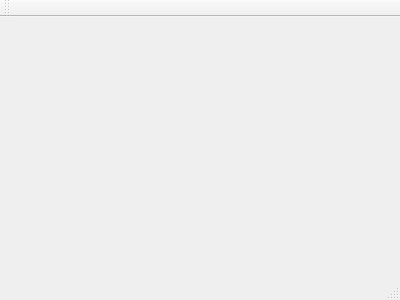
sd10000100/SomeProjectsForInterest, file GeneticAlgorithm/mainwindow.ui: the form before one commit.
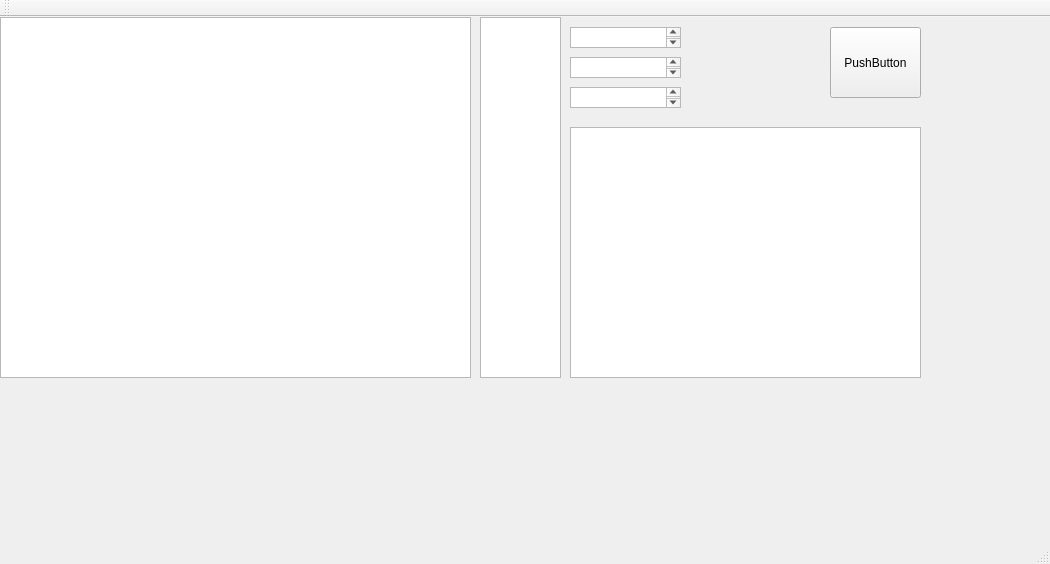
The form after the commit.

Diff of the .ui file:
```diff
--- a/GeneticAlgorithm/mainwindow.ui
+++ b/GeneticAlgorithm/mainwindow.ui
@@ -1,24 +1,124 @@
 <ui version="4.0">
  <class>MainWindow</class>
- <widget class="QMainWindow" name="MainWindow" >
-  <property name="geometry" >
+ <widget class="QMainWindow" name="MainWindow">
+  <property name="geometry">
    <rect>
     <x>0</x>
     <y>0</y>
-    <width>400</width>
-    <height>300</height>
+    <width>1050</width>
+    <height>564</height>
    </rect>
   </property>
   <property name="windowTitle" >
    <string>MainWindow</string>
   </property>
-  <widget class="QMenuBar" name="menuBar" />
-  <widget class="QToolBar" name="mainToolBar" />
-  <widget class="QWidget" name="centralWidget" />
-  <widget class="QStatusBar" name="statusBar" />
+  <widget class="QWidget" name="centralWidget">
+   <widget class="QPushButton" name="pushButton">
+    <property name="geometry">
+     <rect>
+      <x>830</x>
+      <y>10</y>
+      <width>91</width>
+      <height>71</height>
+     </rect>
+    </property>
+    <property name="text">
+     <string>PushButton</string>
+    </property>
+   </widget>
+   <widget class="QGraphicsView" name="graphicsView">
+    <property name="geometry">
+     <rect>
+      <x>0</x>
+      <y>0</y>
+      <width>471</width>
+      <height>361</height>
+     </rect>
+    </property>
+    <property name="lineWidth">
+     <number>2</number>
+    </property>
+    <property name="sceneRect">
+     <rectf>
+      <x>10.000000000000000</x>
+      <y>10.000000000000000</y>
+      <width>100.000000000000000</width>
+      <height>100.000000000000000</height>
+     </rectf>
+    </property>
+   </widget>
+   <widget class="QTextBrowser" name="textBrowser_4">
+    <property name="geometry">
+     <rect>
+      <x>570</x>
+      <y>110</y>
+      <width>351</width>
+      <height>251</height>
+     </rect>
+    </property>
+   </widget>
+   <widget class="QTextBrowser" name="textBrowser">
+    <property name="geometry">
+     <rect>
+      <x>480</x>
+      <y>0</y>
+      <width>81</width>
+      <height>361</height>
+     </rect>
+    </property>
+   </widget>
+   <widget class="QTextBrowser" name="textBrowser_3">
+    <property name="geometry">
+     <rect>
+      <x>570</x>
+      <y>40</y>
+      <width>111</width>
+      <height>21</height>
+     </rect>
+    </property>
+   </widget>
+   <widget class="QTextBrowser" name="textBrowser_2">
+    <property name="geometry">
+     <rect>
+      <x>570</x>
+      <y>10</y>
+      <width>111</width>
+      <height>21</height>
+     </rect>
+    </property>
+   </widget>
+   <widget class="QTextBrowser" name="textBrowser_5">
+    <property name="geometry">
+     <rect>
+      <x>570</x>
+      <y>70</y>
+      <width>111</width>
+      <height>21</height>
+     </rect>
+    </property>
+   </widget>
+  </widget>
+  <widget class="QMenuBar" name="menuBar">
+   <property name="geometry">
+    <rect>
+     <x>0</x>
+     <y>0</y>
+     <width>1050</width>
+     <height>20</height>
+    </rect>
+   </property>
+  </widget>
+  <widget class="QToolBar" name="mainToolBar">
+   <attribute name="toolBarArea">
+    <enum>TopToolBarArea</enum>
+   </attribute>
+   <attribute name="toolBarBreak">
+    <bool>false</bool>
+   </attribute>
+  </widget>
+  <widget class="QStatusBar" name="statusBar"/>
  </widget>
- <layoutDefault spacing="6" margin="11" />
- <pixmapfunction></pixmapfunction>
+ <layoutdefault spacing="6" margin="11"/>
  <resources/>
  <connections/>
 </ui>
```
Left out of the diff: 3 changed lines with no effect on the pictures.
